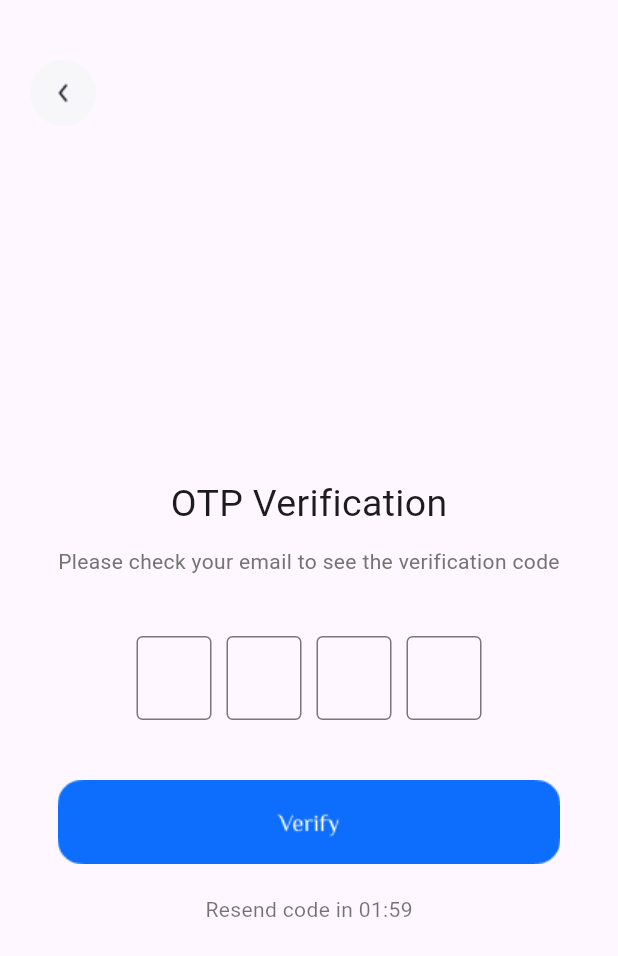
After one commit to Vishwa0416/TravPlan, a Flutter app: the OTP screen opened directly, on a phone screen of 412 x 824 dp. The commit adds this screen. Shown: the top 956 px of the screen. Run offline on Flutter 3.47's test engine with Material 3 defaults, Android fonts, the phone set to English and light mode, and no system bars.

Commit message:
Verification

```diff
--- a/lib/forgotpassword.dart
+++ b/lib/forgotpassword.dart
@@ -1,5 +1,6 @@
 import 'package:flutter/material.dart';
 import 'package:test01/signin.dart';
+import 'package:test01/otppage.dart'; // Make sure to import the OTP screen
 
 class Forgot extends StatelessWidget {
   const Forgot({Key? key}) : super(key: key);
@@ -36,7 +37,7 @@ class Forgot extends StatelessWidget {
                   ),
                   const SizedBox(height: 10),
                   const Text(
-                    'Enter your email account to reset  your password',
+                    'Enter your email account to reset your password',
                     style: TextStyle(color: Color.fromARGB(255, 116, 116, 115)),
                   ),
                   const SizedBox(height: 20),
@@ -89,10 +90,16 @@ class Forgot extends StatelessWidget {
               'We have sent password recovery instructions to your email.'),
           actions: <Widget>[
             TextButton(
+              onPressed: () {
+                Navigator.of(context).pop(); // Close the dialog
+                Navigator.pushReplacement(
+                  context,
+                  MaterialPageRoute(
+                    builder: (context) => const OTP(),
+                  ),
+                );
+              },
               child: const Text('OK'),
-              onPressed: () {
-                Navigator.of(context).pop();
-              },
             ),
           ],
         );
--- /dev/null
+++ b/lib/otppage.dart
@@ -0,0 +1,183 @@
+import 'dart:async';
+import 'package:flutter/material.dart';
+import 'package:test01/forgotpassword.dart';
+import 'package:test01/signuppage.dart';
+import 'package:test01/firstpage.dart';
+
+class OTP extends StatefulWidget {
+  const OTP({Key? key}) : super(key: key);
+
+  @override
+  _OTPScreenState createState() => _OTPScreenState();
+}
+
+class _OTPScreenState extends State<OTP> {
+  final List<TextEditingController> _controllers =
+      List.generate(4, (_) => TextEditingController());
+  final List<FocusNode> _focusNodes = List.generate(4, (_) => FocusNode());
+  late Timer _timer;
+  int _remainingTime = 120; // 2 minutes in seconds
+
+  @override
+  void initState() {
+    super.initState();
+    _startTimer();
+  }
+
+  @override
+  void dispose() {
+    for (var controller in _controllers) {
+      controller.dispose();
+    }
+    for (var focusNode in _focusNodes) {
+      focusNode.dispose();
+    }
+    _timer.cancel();
+    super.dispose();
+  }
+
+  void _startTimer() {
+    _timer = Timer.periodic(const Duration(seconds: 1), (timer) {
+      if (_remainingTime > 0) {
+        setState(() {
+          _remainingTime--;
+        });
+      } else {
+        _timer.cancel();
+      }
+    });
+  }
+
+  void _onOtpEntered() {
+    String otpCode = _controllers.map((controller) => controller.text).join();
+    print("Entered OTP: $otpCode");
+
+    Navigator.pushReplacement(
+      context,
+      MaterialPageRoute(
+        builder: (context) => const First(),
+      ),
+    );
+  }
+
+  Widget _buildOtpBox(int index) {
+    return Container(
+      margin: const EdgeInsets.symmetric(horizontal: 5),
+      width: 50,
+      child: TextField(
+        controller: _controllers[index],
+        focusNode: _focusNodes[index],
+        keyboardType: TextInputType.number,
+        textAlign: TextAlign.center,
+        maxLength: 1,
+        decoration: const InputDecoration(
+          counterText: '',
+          border: OutlineInputBorder(),
+        ),
+        onChanged: (value) {
+          if (value.isNotEmpty) {
+            if (index < 3) {
+              FocusScope.of(context).requestFocus(_focusNodes[index + 1]);
+            } else {
+              _focusNodes[index].unfocus();
+              _onOtpEntered();
+            }
+          } else if (value.isEmpty && index > 0) {
+            FocusScope.of(context).requestFocus(_focusNodes[index - 1]);
+          }
+        },
+      ),
+    );
+  }
+
+  void _resendCode() {
+    setState(() {
+      _remainingTime = 120;
+    });
+    _startTimer();
+  }
+
+  @override
+  Widget build(BuildContext context) {
+    String getTimerText() {
+      final minutes = (_remainingTime ~/ 60).toString().padLeft(2, '0');
+      final seconds = (_remainingTime % 60).toString().padLeft(2, '0');
+      return '$minutes:$seconds';
+    }
+
+    return Scaffold(
+      body: Stack(
+        children: [
+          Positioned(
+            top: 40,
+            left: 20,
+            child: GestureDetector(
+              onTap: () {
+                Navigator.pushReplacement(
+                  context,
+                  MaterialPageRoute(
+                    builder: (context) => const Forgot(),
+                  ),
+                );
+              },
+              child: Image.asset('assets/arrow.png'),
+            ),
+          ),
+          Center(
+            child: Padding(
+              padding: const EdgeInsets.symmetric(horizontal: 30.0),
+              child: Column(
+                mainAxisSize: MainAxisSize.min,
+                children: [
+                  const SizedBox(height: 110),
+                  const Text(
+                    'OTP Verification',
+                    style: TextStyle(fontSize: 25),
+                  ),
+                  const SizedBox(height: 10),
+                  const Text(
+                    'Please check your email to see the verification code',
+                    style: TextStyle(color: Color.fromARGB(255, 116, 116, 115)),
+                    textAlign: TextAlign.center,
+                  ),
+                  const SizedBox(height: 40),
+                  Row(
+                    mainAxisAlignment: MainAxisAlignment.center,
+                    children: List.generate(4, (index) {
+                      return _buildOtpBox(index);
+                    }),
+                  ),
+                  const SizedBox(height: 40),
+                  GestureDetector(
+                    onTap: () {
+                      _onOtpEntered();
+                    },
+                    child: Image.asset('assets/verify.png'),
+                  ),
+                  const SizedBox(height: 20),
+                  Text(
+                    _remainingTime > 0
+                        ? 'Resend code in ${getTimerText()}'
+                        : 'Didn\'t receive the code?',
+                    style: const TextStyle(color: Colors.black54),
+                  ),
+                  if (_remainingTime == 0)
+                    TextButton(
+                      onPressed: _resendCode,
+                      child: const Text('Resend Code'),
+                    ),
+                ],
+              ),
+            ),
+          ),
+        ],
+      ),
+    );
+  }
+}
+
+void main() {
+  runApp(const MaterialApp(
+    home: OTP(),
+  ));
+}
--- a/pubspec.yaml
+++ b/pubspec.yaml
@@ -85,6 +85,7 @@ flutter:
     - assets/signupnew.png
     - assets/reset.png
     - assets/emailimg.png
+    - assets/verify.png
 
   # An image asset can refer to one or more resolution-specific "variants", see
   # https://flutter.dev/assets-and-images/#resolution-aware
```
Also changed, not shown: assets/verify.png (added).
